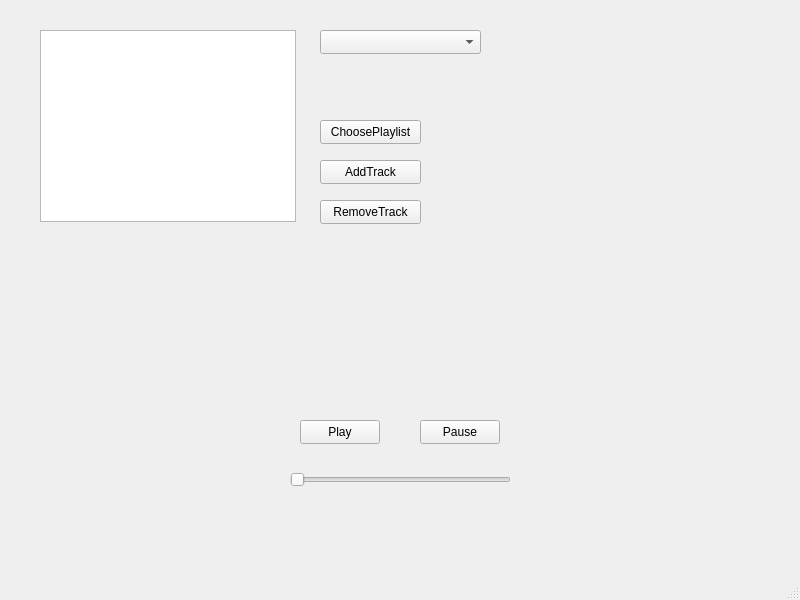
Qt form mainwindow.ui (JonathanDeininger/EDAQT_24) before a commit.
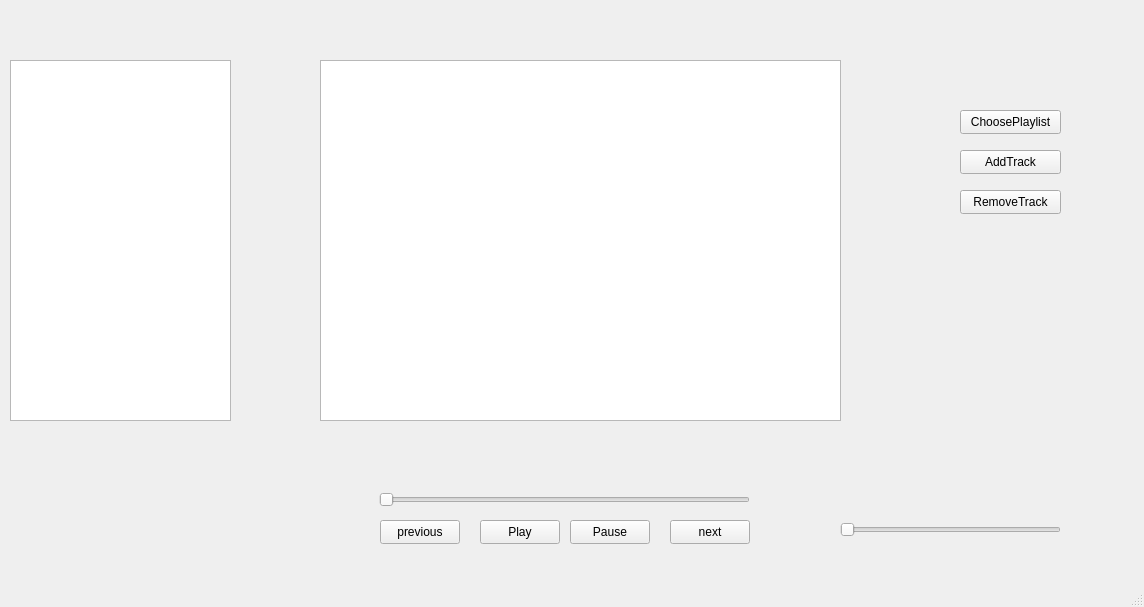
The same form after that commit.

```diff
--- a/mainwindow.ui
+++ b/mainwindow.ui
@@ -6,8 +6,8 @@
    <rect>
     <x>0</x>
     <y>0</y>
-    <width>800</width>
-    <height>600</height>
+    <width>1144</width>
+    <height>607</height>
    </rect>
   </property>
   <property name="windowTitle">
@@ -17,8 +17,8 @@
    <widget class="QPushButton" name="Play">
     <property name="geometry">
      <rect>
-      <x>300</x>
-      <y>420</y>
+      <x>480</x>
+      <y>520</y>
       <width>80</width>
       <height>24</height>
      </rect>
@@ -30,8 +30,8 @@
    <widget class="QPushButton" name="Pause">
     <property name="geometry">
      <rect>
-      <x>420</x>
-      <y>420</y>
+      <x>570</x>
+      <y>520</y>
       <width>80</width>
       <height>24</height>
      </rect>
@@ -43,18 +43,18 @@
    <widget class="QListWidget" name="Playlist">
     <property name="geometry">
      <rect>
-      <x>40</x>
-      <y>30</y>
-      <width>256</width>
-      <height>192</height>
+      <x>320</x>
+      <y>60</y>
+      <width>521</width>
+      <height>361</height>
      </rect>
     </property>
    </widget>
    <widget class="QPushButton" name="AddTrack">
     <property name="geometry">
      <rect>
-      <x>320</x>
-      <y>160</y>
+      <x>960</x>
+      <y>150</y>
       <width>101</width>
       <height>24</height>
      </rect>
@@ -66,8 +66,8 @@
    <widget class="QPushButton" name="RemoveTrack">
     <property name="geometry">
      <rect>
-      <x>320</x>
-      <y>200</y>
+      <x>960</x>
+      <y>190</y>
       <width>101</width>
       <height>24</height>
      </rect>
@@ -79,8 +79,8 @@
    <widget class="QPushButton" name="ChoosePlaylistButton">
     <property name="geometry">
      <rect>
-      <x>320</x>
-      <y>120</y>
+      <x>960</x>
+      <y>110</y>
       <width>101</width>
       <height>24</height>
      </rect>
@@ -92,8 +92,8 @@
    <widget class="QLabel" name="currentSongLabel">
     <property name="geometry">
      <rect>
-      <x>280</x>
-      <y>350</y>
+      <x>440</x>
+      <y>440</y>
       <width>241</width>
       <height>41</height>
      </rect>
@@ -105,8 +105,8 @@
    <widget class="QSlider" name="LautstaerkeRegler">
     <property name="geometry">
      <rect>
-      <x>290</x>
-      <y>470</y>
+      <x>840</x>
+      <y>520</y>
       <width>221</width>
       <height>20</height>
      </rect>
@@ -115,14 +115,66 @@
      <enum>Qt::Orientation::Horizontal</enum>
     </property>
    </widget>
-   <widget class="QComboBox" name="comboBox">
+   <widget class="QListWidget" name="PlaylistSammlung">
     <property name="geometry">
      <rect>
-      <x>320</x>
-      <y>30</y>
-      <width>161</width>
+      <x>10</x>
+      <y>60</y>
+      <width>221</width>
+      <height>361</height>
+     </rect>
+    </property>
+   </widget>
+   <widget class="QPushButton" name="previousPushButton">
+    <property name="geometry">
+     <rect>
+      <x>380</x>
+      <y>520</y>
+      <width>80</width>
       <height>24</height>
      </rect>
+    </property>
+    <property name="text">
+     <string>previous</string>
+    </property>
+   </widget>
+   <widget class="QPushButton" name="nextPushButton">
+    <property name="geometry">
+     <rect>
+      <x>670</x>
+      <y>520</y>
+      <width>80</width>
+      <height>24</height>
+     </rect>
+    </property>
+    <property name="text">
+     <string>next</string>
+    </property>
+   </widget>
+   <widget class="QSlider" name="Fortschrittslider">
+    <property name="geometry">
+     <rect>
+      <x>379</x>
+      <y>490</y>
+      <width>371</width>
+      <height>20</height>
+     </rect>
+    </property>
+    <property name="orientation">
+     <enum>Qt::Orientation::Horizontal</enum>
+    </property>
+   </widget>
+   <widget class="QLabel" name="currentSongDurationLabel">
+    <property name="geometry">
+     <rect>
+      <x>760</x>
+      <y>490</y>
+      <width>71</width>
+      <height>21</height>
+     </rect>
+    </property>
+    <property name="text">
+     <string/>
     </property>
    </widget>
   </widget>
```
Left out of the diff: 2 changed lines with no effect on the pictures.
